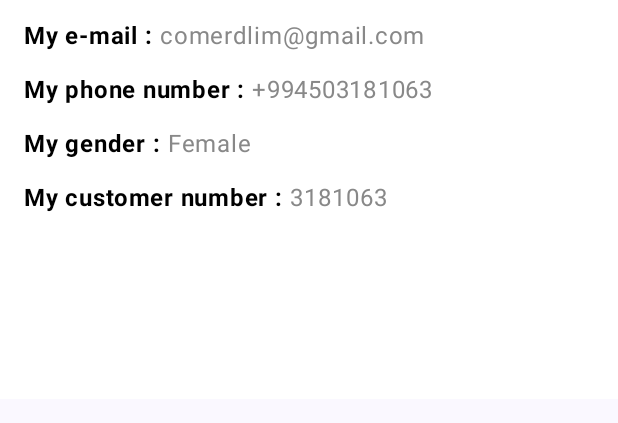
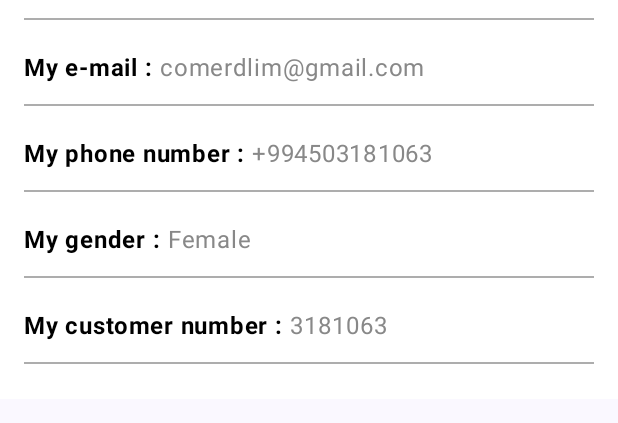
Before and after one commit to Mehebbet13/ProfileScreenWithJetpackCompose, an Android app built with Jetpack Compose: the composable MoreInfoCard shown on its own in the app's theme, on a phone screen of 412 x 824 dp, the part 225-648 px from its top. Run offline under Robolectric (Android 15) with nearby library versions, the phone set to English and light mode, and no system bars; our stand-ins replace constraintlayout-compose; pictures from the network do not load; 3 statements that could not run were skipped.

```diff
--- a/app/src/main/java/com/example/profileapp/MainActivity.kt
+++ b/app/src/main/java/com/example/profileapp/MainActivity.kt
@@ -22,6 +22,7 @@ import androidx.compose.ui.graphics.Color.Companion.White
 import androidx.compose.ui.layout.ContentScale
 import androidx.compose.ui.platform.LocalContext
 import androidx.compose.ui.res.painterResource
+import androidx.compose.ui.res.stringResource
 import androidx.compose.ui.text.font.FontWeight
 import androidx.compose.ui.unit.dp
 import androidx.compose.ui.unit.sp
@@ -32,8 +33,12 @@ import androidx.constraintlayout.compose.layoutId
 import com.example.profileapp.extension.currentFraction
 import com.example.profileapp.model.Profile
 import com.example.profileapp.ui.theme.Blue
+import com.example.profileapp.ui.theme.Gray
 import com.example.profileapp.ui.theme.Green
 import com.example.profileapp.ui.theme.ProfileAppTheme
+import com.example.profileapp.utils.Constants.PROFILE_PIC_ID
+import com.example.profileapp.utils.Constants.TYPE
+import com.example.profileapp.utils.Constants.USERNAME
 
 class MainActivity : ComponentActivity() {
 
@@ -139,16 +144,16 @@ fun ProfileHeader(name: String, avatar: Int, type: String, progress: Float) {
             modifier = Modifier
                 .size(200.dp)
                 .clip(CircleShape)
-                .layoutId("profile_pic")
+                .layoutId(PROFILE_PIC_ID)
         )
         Text(
             text = name,
             modifier = Modifier.padding(PaddingValues(top = 20.dp, bottom = 10.dp))
-                .layoutId("username"),
+                .layoutId(USERNAME),
             fontSize = 18.sp,
             fontWeight = FontWeight.Bold
         )
-        Text(text = type, modifier = Modifier.layoutId("type"))
+        Text(text = type, modifier = Modifier.layoutId(TYPE))
     }
 }
 
@@ -174,22 +179,22 @@ fun MoreInfoCard() {
             )
         }
         Text(
-            "More about me",
+            stringResource(R.string.bottomsheet_title),
             fontSize = 18.sp,
             fontWeight = FontWeight.Bold,
             modifier = Modifier.padding(bottom = 4.dp)
         )
         Text(
-            "Swipe up to see more information about me",
+            stringResource(R.string.bottomsheet_subtitle),
             color = Color.Gray,
             modifier = Modifier.padding(bottom = 50.dp)
         )
 
-        BottomSheetCell("Profile type", checkAdmin())
-        BottomSheetCell("My e-mail", profile.email)
-        BottomSheetCell("My phone number", profile.telephone)
-        BottomSheetCell("My gender", profile.gender)
-        BottomSheetCell("My customer number", profile.customerNo)
+        BottomSheetCell(stringResource(R.string.profile_type_title), checkAdmin())
+        BottomSheetCell(stringResource(R.string.email_title), profile.email)
+        BottomSheetCell(stringResource(R.string.phone_title), profile.telephone)
+        BottomSheetCell(stringResource(R.string.gender_title), profile.gender)
+        BottomSheetCell(stringResource(R.string.customer_number_title), profile.customerNo)
     }
 }
 
@@ -199,6 +204,8 @@ private fun BottomSheetCell(title: String, value: String) {
         Text("$title : ", color = Color.Black, fontWeight = FontWeight.Bold)
         Text(value, color = Color.Gray)
     }
+    Divider(thickness = 1.dp, color = Gray)
+    Spacer(modifier = Modifier.size(20.dp))
 }
 
 @ExperimentalMaterialApi
--- a/app/src/main/java/com/example/profileapp/ui/theme/Color.kt
+++ b/app/src/main/java/com/example/profileapp/ui/theme/Color.kt
@@ -11,4 +11,4 @@ val PurpleGrey40 = Color(0xFF625b71)
 val Pink40 = Color(0xFF7D5260)
 val Blue = Color(0xFFB8CCEE)
 val Green = Color(0xFFB3E8EB)
-val White = Color(0xFFFFFFFF)
+val Gray = Color(0xFFADADAD)
--- a/app/src/main/res/values/strings.xml
+++ b/app/src/main/res/values/strings.xml
@@ -1,3 +1,10 @@
 <resources>
     <string name="app_name">ProfileApp</string>
+    <string name="profile_type_title">Profile type</string>
+    <string name="email_title">My e-mail</string>
+    <string name="phone_title">My phone number</string>
+    <string name="gender_title">My gender</string>
+    <string name="customer_number_title">My customer number</string>
+    <string name="bottomsheet_title">More about me</string>
+    <string name="bottomsheet_subtitle">Swipe up to see more information about me</string>
 </resources>
```
Also changed, not shown: app/src/main/java/com/example/profileapp/utils/Constants.kt (added, +7 -0 lines).
